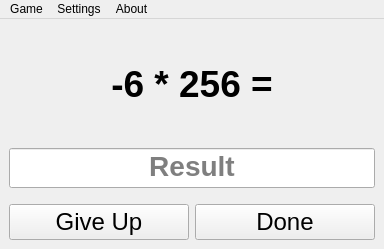
Ichigo002/MathTestsApp, file mainwindow.ui: the form before one commit.
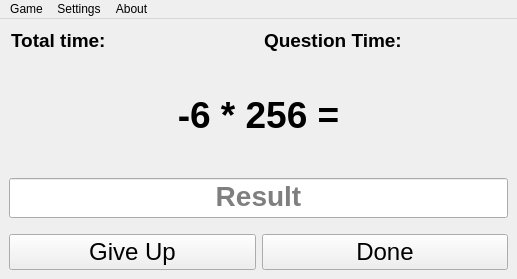
The form after the commit. Icons and pictures are not drawn.

```diff
--- a/mainwindow.ui
+++ b/mainwindow.ui
@@ -6,8 +6,8 @@
    <rect>
     <x>0</x>
     <y>0</y>
-    <width>384</width>
-    <height>249</height>
+    <width>517</width>
+    <height>279</height>
    </rect>
   </property>
   <property name="windowTitle">
@@ -15,6 +15,54 @@
   </property>
   <widget class="QWidget" name="centralwidget">
    <layout class="QVBoxLayout" name="verticalLayout">
+    <item>
+     <layout class="QHBoxLayout" name="horizontalLayout_2">
+      <item>
+       <widget class="QLineEdit" name="line_time">
+        <property name="font">
+         <font>
+          <pointsize>14</pointsize>
+          <italic>false</italic>
+          <bold>true</bold>
+         </font>
+        </property>
+        <property name="styleSheet">
+         <string notr="true">background-color: rgba(255, 255, 255, 0);
+border: none;
+color: Black;</string>
+        </property>
+        <property name="text">
+         <string>Total time:</string>
+        </property>
+        <property name="readOnly">
+         <bool>true</bool>
+        </property>
+       </widget>
+      </item>
+      <item>
+       <widget class="QLineEdit" name="line_time_2">
+        <property name="font">
+         <font>
+          <pointsize>14</pointsize>
+          <italic>false</italic>
+          <bold>true</bold>
+         </font>
+        </property>
+        <property name="styleSheet">
+         <string notr="true">background-color: rgba(255, 255, 255, 0);
+border: none;
+color: Black;</string>
+        </property>
+        <property name="text">
+         <string>Question Time: </string>
+        </property>
+        <property name="readOnly">
+         <bool>true</bool>
+        </property>
+       </widget>
+      </item>
+     </layout>
+    </item>
     <item>
      <widget class="QLabel" name="label_Output">
       <property name="text">
@@ -101,7 +149,7 @@
     <rect>
      <x>0</x>
      <y>0</y>
-     <width>384</width>
+     <width>517</width>
      <height>21</height>
     </rect>
    </property>
```
Left out of the diff: 18 changed lines with no effect on the pictures.
